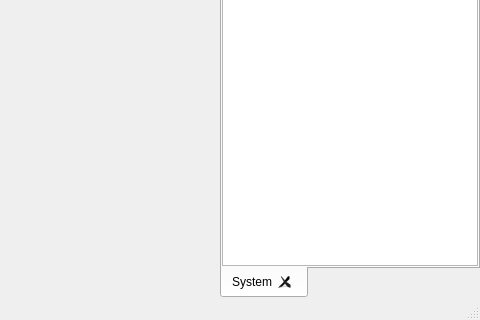
First picture: the form in src/mainwindow.ui, repository GAMS-dev/studio, before the edit; both pictures show x 544 to 1024 and y 448 to 768 of the 1024 by 768 pixel window.
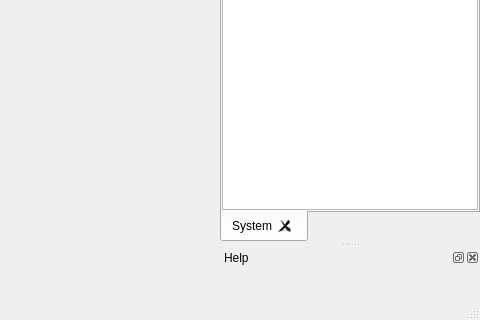
Second picture: the form after the edit. Icons and pictures are not drawn.

Commit message: add helpdockwidget in mainwindow ui

What changed in the file:
```diff
--- a/src/mainwindow.ui
+++ b/src/mainwindow.ui
@@ -347,6 +347,15 @@
    </attribute>
    <widget class="QWidget" name="dockOptionEditorContents"/>
   </widget>
+  <widget class="QDockWidget" name="dockHelpView">
+   <property name="windowTitle">
+    <string>Help</string>
+   </property>
+   <attribute name="dockWidgetArea">
+    <number>2</number>
+   </attribute>
+   <widget class="QWidget" name="dockHelpViewContents"/>
+  </widget>
   <action name="actionFile">
    <property name="text">
     <string>File</string>
```
